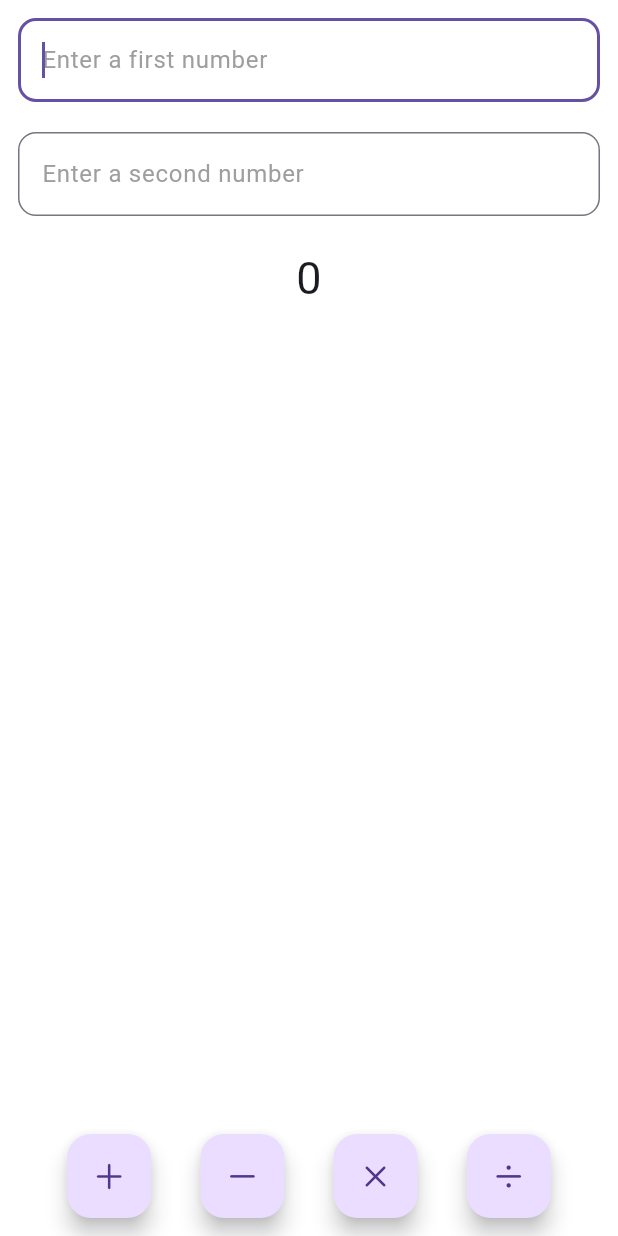
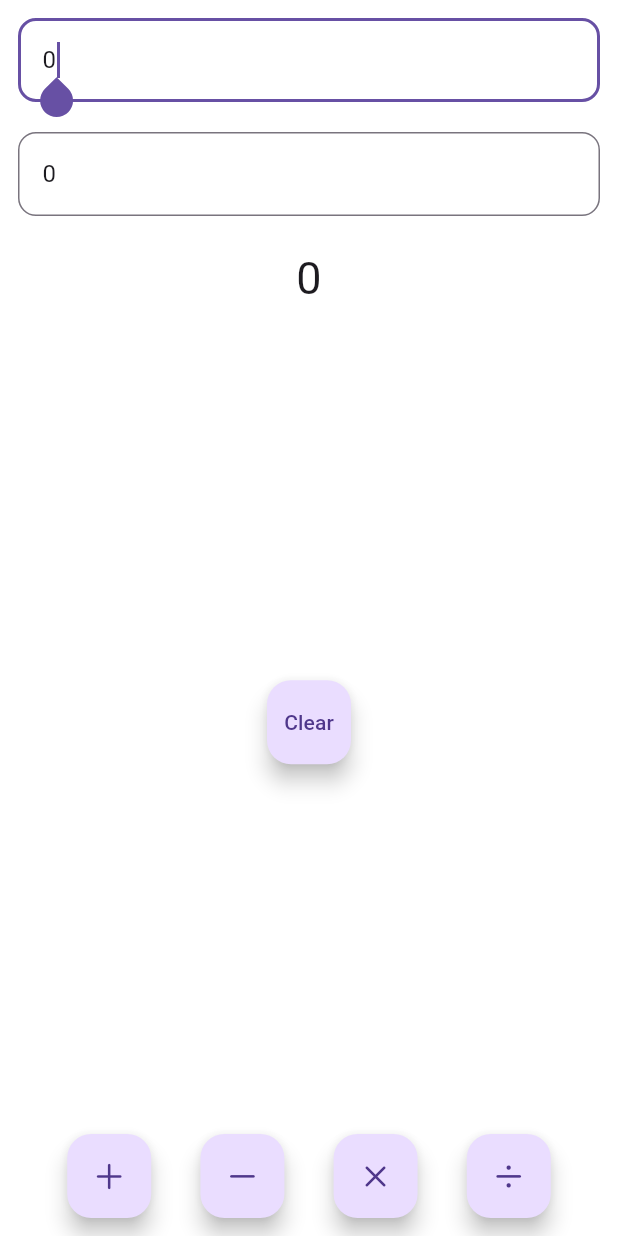
Before and after one commit to iamshivakhatri/Calculator_Flutter, a Flutter app: the screen it shows after launch, on a phone screen of 412 x 824 dp. Run offline on Flutter 3.47's test engine with Material 3 defaults, Android fonts, the phone set to English and light mode, and no system bars.

Commit message:
Completed the simple app

```diff
--- a/lib/views/calculator_view.dart
+++ b/lib/views/calculator_view.dart
@@ -1,53 +1,111 @@
 import 'package:flutter/cupertino.dart';
 import 'package:flutter/material.dart';
 
-class CalculatorView extends StatelessWidget {
+class CalculatorView extends StatefulWidget {
   const CalculatorView({super.key});
 
   @override
+  State<CalculatorView> createState() => _CalculatorViewState();
+}
+
+class _CalculatorViewState extends State<CalculatorView> {
+  int x = 0;
+  int y = 0;
+  num result = 0;
+
+  final displayOneController = TextEditingController();
+  final displayTwoController = TextEditingController();
+
+  @override
+  void initState() {
+    // TODO: implement initState
+    super.initState();
+
+    displayOneController.text = x.toString();
+    displayTwoController.text = y.toString();
+  }
+
+  @override
   Widget build(BuildContext context) {
-    return const Padding(
+    return Padding(
       padding: EdgeInsets.all(12.0),
       child: Column(
         children: [
           // Calculator Display
-          DisplayOne(hint: "Enter a first number"),
-          SizedBox(
+          CalculatorDisplay(hint: "Enter a first number", controller: displayOneController),
+          const SizedBox(
             height: 20.0,
           ),
-          DisplayOne(hint: "Enter a second number",),
-          SizedBox(
+          CalculatorDisplay(hint: "Enter a second number", controller: displayTwoController),
+          const SizedBox(
             height: 20.0,
           ),
-          Text("0",
-          style: TextStyle(
+          Text(
+             result.toString(),
+            style: const TextStyle(
             fontSize: 30.0,
 
           ),
           ),
 
-          Spacer(),
+          const Spacer(),
+            FloatingActionButton(
+              onPressed: (){
+                setState(() {
+                  displayOneController.text = "";
+                  displayTwoController.text = "";
+                  result = 0;
+                });
+              },
+              child: const Text("Clear")
+              ),
+              const Spacer(),
           Row(
             mainAxisAlignment: MainAxisAlignment.spaceEvenly,
             children: [
               FloatingActionButton(
-                onPressed: null,
-                child: Icon(CupertinoIcons.add),
+                onPressed: (){
+                  setState(() {
+                    x = int.parse(displayOneController.text);
+                    y = int.parse(displayTwoController.text);
+                    result = x + y;
+                  });
+
+                },
+                child: const Icon(CupertinoIcons.add),
               ),
 
               FloatingActionButton(
-                onPressed: null,
-                child: Icon(CupertinoIcons.minus),
+                onPressed: (){
+                  setState(() {
+                    x = int.parse(displayOneController.text);
+                    y = int.parse(displayTwoController.text);
+                    result = x - y;
+                  });
+                },
+                child: const Icon(CupertinoIcons.minus),
               ),
 
               FloatingActionButton(
-                onPressed: null,
-                child: Icon(CupertinoIcons.multiply),
+                onPressed: (){
+                  setState((){
+                    x = int.parse(displayOneController.text);
+                    y = int.parse(displayTwoController.text);
+                    result = x * y;
+                  });
+                },
+                child: const Icon(CupertinoIcons.multiply),
               ),
 
               FloatingActionButton(
-                onPressed: null,
-                child: Icon(CupertinoIcons.divide),
+                onPressed: (){
+                  setState((){
+                    x = int.parse(displayOneController.text);
+                    y = int.parse(displayTwoController.text);
+                    result = x / y;
+                  });
+                },
+                child: const Icon(CupertinoIcons.divide),
               )
             ]
           )
@@ -58,17 +116,20 @@ class CalculatorView extends StatelessWidget {
   }
 }
 
-class DisplayOne extends StatelessWidget {
-  const DisplayOne({
+class CalculatorDisplay extends StatelessWidget {
+  const CalculatorDisplay({
     super.key,
     this.hint = "Enter a number",
+    required this.controller,
   });
 
   final String? hint;
+  final TextEditingController controller;
 
   @override
   Widget build(BuildContext context) {
     return TextField(
+      controller: controller,
       keyboardType: TextInputType.number,
       autofocus: true,
       decoration: InputDecoration(
```
